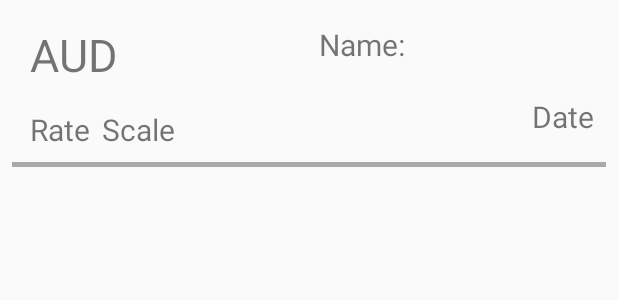
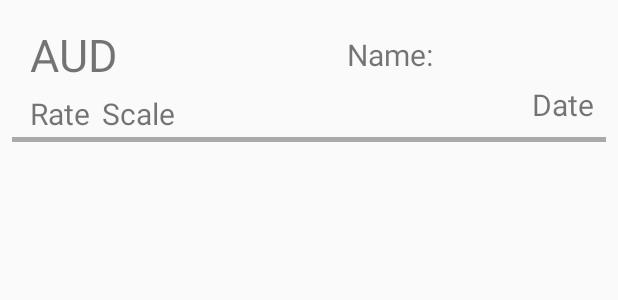
Before and after one commit to Tsiuryn/Internship_ST, an Android app: the layout item_currency.xml on its own in the app's theme, with its tools: preview values and no code run, on a phone screen of 412 x 824 dp. Shown: the top 300 px of the screen. Run offline under Robolectric (Android 15) with nearby library versions, the phone set to English and light mode, and no system bars.

Commit message:
Made small changes in task 11. Have rename application.

```diff
--- a/app/app/src/main/res/layout/activity_the_eleventh.xml
+++ b/app/app/src/main/res/layout/activity_the_eleventh.xml
@@ -16,8 +16,8 @@
 
     <androidx.recyclerview.widget.RecyclerView
         android:id="@+id/hw11Recycler"
-        android:layout_width="409dp"
-        android:layout_height="729dp"
+        android:layout_width="match_parent"
+        android:layout_height="wrap_content"
         app:layout_constraintStart_toStartOf="parent"
         app:layout_constraintTop_toBottomOf="@+id/hw11Toolbar" />
 </androidx.constraintlayout.widget.ConstraintLayout>
--- a/app/app/src/main/res/layout/item_currency.xml
+++ b/app/app/src/main/res/layout/item_currency.xml
@@ -18,24 +18,27 @@
 
     <TextView
         android:id="@+id/hw11Name"
-        android:layout_width="wrap_content"
+        android:layout_width="0dp"
         android:layout_height="wrap_content"
-        android:layout_marginTop="8dp"
+        android:layout_marginStart="4dp"
+        android:layout_marginEnd="4dp"
+        android:gravity="center"
         android:text="@string/name"
         android:textSize="20sp"
+        app:layout_constraintBottom_toBottomOf="@+id/hw11Abbreviation"
         app:layout_constraintEnd_toEndOf="parent"
-        app:layout_constraintStart_toEndOf="@+id/hw11Abbreviation"
-        app:layout_constraintTop_toTopOf="parent" />
+        app:layout_constraintStart_toEndOf="@+id/hw11Scale"
+        app:layout_constraintTop_toTopOf="@+id/hw11Abbreviation" />
 
     <TextView
         android:id="@+id/hw11Rate"
         android:layout_width="wrap_content"
         android:layout_height="wrap_content"
-        android:layout_marginTop="16dp"
+        android:layout_marginTop="12dp"
         android:text="@string/rate"
         android:textSize="20sp"
         app:layout_constraintStart_toStartOf="@+id/hw11Abbreviation"
-        app:layout_constraintTop_toBottomOf="@+id/hw11Abbreviation" />
+        app:layout_constraintTop_toBottomOf="@+id/hw11Name" />
 
     <TextView
         android:id="@+id/hw11Scale"
@@ -54,7 +57,7 @@
         android:layout_marginEnd="8dp"
         android:text="@string/date"
         android:textSize="20sp"
-        app:layout_constraintBottom_toBottomOf="parent"
+        app:layout_constraintBottom_toBottomOf="@+id/hw11Scale"
         app:layout_constraintEnd_toEndOf="parent"
         app:layout_constraintTop_toBottomOf="@+id/hw11Name" />
 
@@ -65,6 +68,6 @@
         android:background="@android:color/darker_gray"
         app:layout_constraintEnd_toEndOf="parent"
         app:layout_constraintStart_toStartOf="parent"
-        app:layout_constraintTop_toBottomOf="@+id/hw11Rate" />
+        app:layout_constraintTop_toBottomOf="@+id/hw11Date" />
 
 </androidx.constraintlayout.widget.ConstraintLayout>
--- a/app/app/src/main/res/values/strings.xml
+++ b/app/app/src/main/res/values/strings.xml
@@ -1,5 +1,5 @@
 <resources>
-    <string name="app_name">app</string>
+    <string name="app_name">ST_app</string>
     <string name="homework_01">HomeWork_01</string>
     <string name="homework_02">HomeWork_02</string>
     <string name="homework_03">HomeWork_03</string>
```
